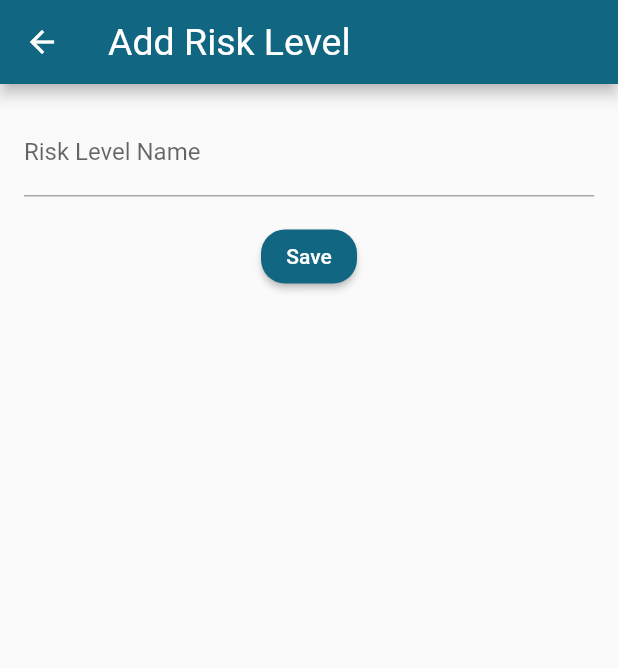
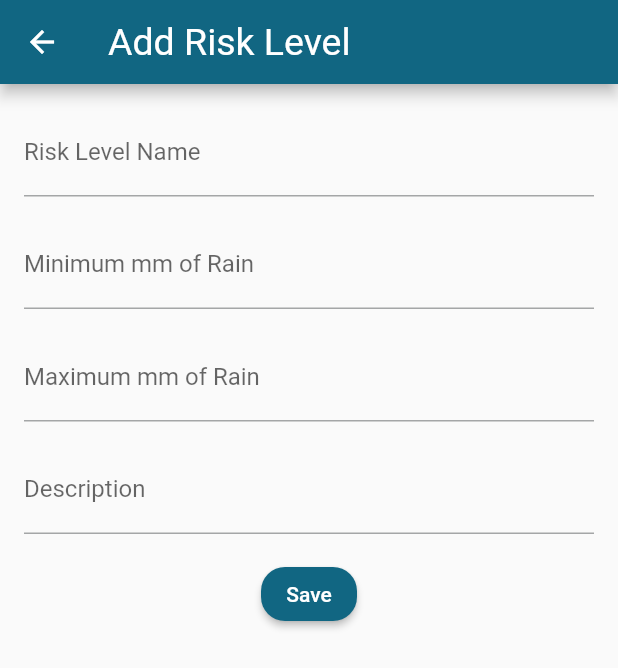
Before and after one commit to saddcow/version1, a Flutter app: the RiskLevelForm screen opened directly, on a phone screen of 412 x 824 dp. Shown: the top 668 px of the screen. Run offline on Flutter 3.47's test engine with Material 2 defaults, Android fonts, the phone set to English and light mode, and no system bars; our stand-ins replace cloud_firestore, firebase_auth, firebase_core, flutter_riverpod, google_fonts, google_maps_flutter; missing offline and left inert: dart:js, side_navigation; accounts and stored records are empty.

Commit message:
updated risk level form.

```diff
--- a/lib/admin/admin_screens/risk_level_form.dart
+++ b/lib/admin/admin_screens/risk_level_form.dart
@@ -11,19 +11,38 @@ class RiskLevelForm extends StatefulWidget {
 
 class _RiskLevelFormState extends State<RiskLevelForm> {
   final TextEditingController _riskLevelController = TextEditingController();
+  final TextEditingController _descriptionController = TextEditingController();
+  final TextEditingController _maxMMController = TextEditingController();
+  final TextEditingController _minMMController = TextEditingController();
+  final TextEditingController _colorController = TextEditingController();
   final FirebaseFirestore _firestore = FirebaseFirestore.instance;
 
   void _saveRiskLevelToFirestore() async {
-    String riskLevelName = _riskLevelController.text.trim();
+    String hazardLevelName = _riskLevelController.text.trim();
+    String description = _descriptionController.text.trim();
+    double max_mm = double.tryParse(_maxMMController.text) ?? 0.0;
+    double min_mm = double.tryParse(_minMMController.text) ?? 0.0;
+    String level_color = _colorController.text.trim();
 
-    if (riskLevelName.isNotEmpty) {
+    if (hazardLevelName.isNotEmpty &&
+        description.isNotEmpty &&
+        min_mm != null &&
+        max_mm != null &&
+        level_color.isNotEmpty) {
       try {
-        await _firestore.collection('Risk_Level').add({
-          'risk_level': riskLevelName,
+        await _firestore.collection('Flood_Risk_Level').add({
+          'Hazard_level': hazardLevelName,
+          'Description' : description,
+          'Min_mm' : min_mm,
+          'Max_mm' : max_mm,
+          'Color_level' : level_color
         });
 
         //clear aft saving
         _riskLevelController.clear();
+        _descriptionController.clear();
+        _maxMMController.clear();
+        _minMMController.clear();
 
         ScaffoldMessenger.of(context).showSnackBar(
           const SnackBar(
@@ -37,7 +56,7 @@ class _RiskLevelFormState extends State<RiskLevelForm> {
     } else {
       ScaffoldMessenger.of(context).showSnackBar(
         const SnackBar(
-          content: Text('Please enter Risk Level.'),
+          content: Text('Please fill in all fields.'),
           duration: Duration(seconds: 3),
         )
       );
@@ -65,6 +84,21 @@ class _RiskLevelFormState extends State<RiskLevelForm> {
               decoration: const InputDecoration(labelText: 'Risk Level Name'),
             ),
             const SizedBox(height: 16.0,),
+            TextField(
+              controller: _minMMController,
+              decoration: const InputDecoration(labelText: 'Minimum mm of Rain'),
+            ),
+            const SizedBox(height: 16.0,),
+            TextField(
+              controller: _maxMMController,
+              decoration: const InputDecoration(labelText: 'Maximum mm of Rain'),
+            ),
+            const SizedBox(height: 16.0,),
+            TextField(
+              controller: _descriptionController,
+              decoration: const InputDecoration(labelText: 'Description'),
+            ),
+            const SizedBox(height: 16.0,),
             ElevatedButton(
               onPressed: () {
                 _saveRiskLevelToFirestore();
```
